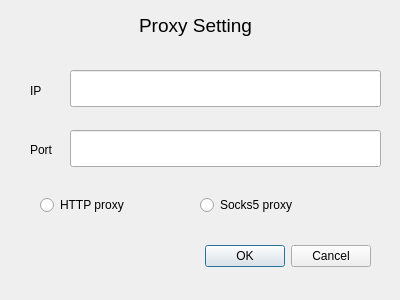
First picture: the form in app/ui/proxy_dialog.ui, repository ingbyr/vdm, before the edit.
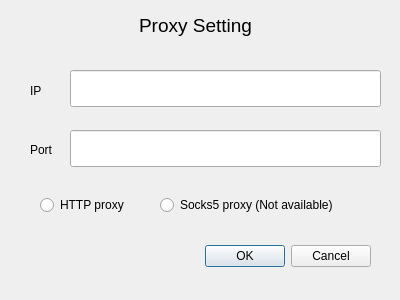
Second picture: the form after the edit.

Commit message: some new window, many bugs need to be fixed

The edit to the form file:
```diff
--- a/app/ui/proxy_dialog.ui
+++ b/app/ui/proxy_dialog.ui
@@ -92,14 +92,14 @@
   <widget class="QRadioButton" name="socks5_checkbox">
    <property name="geometry">
     <rect>
-     <x>200</x>
+     <x>160</x>
      <y>190</y>
-     <width>141</width>
+     <width>221</width>
      <height>30</height>
     </rect>
    </property>
    <property name="text">
-    <string>Socks5 proxy</string>
+    <string>Socks5 proxy (Not available)</string>
    </property>
   </widget>
   <widget class="QLineEdit" name="ip_text_edit">
```
The commit also changes 6 other files.
